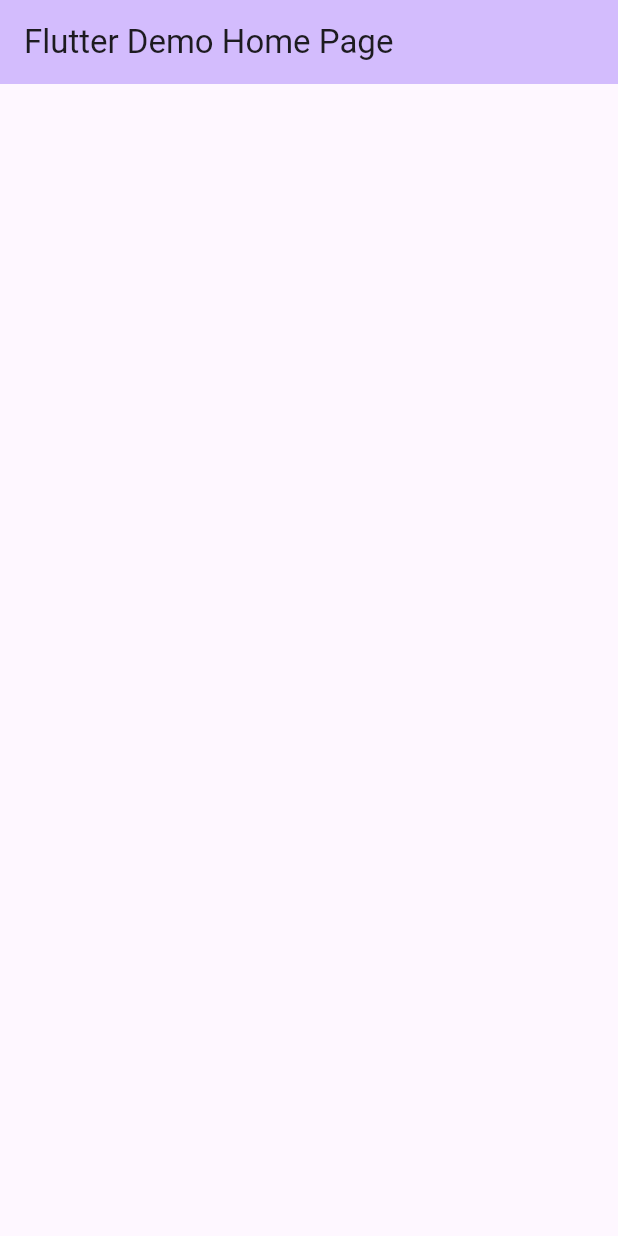
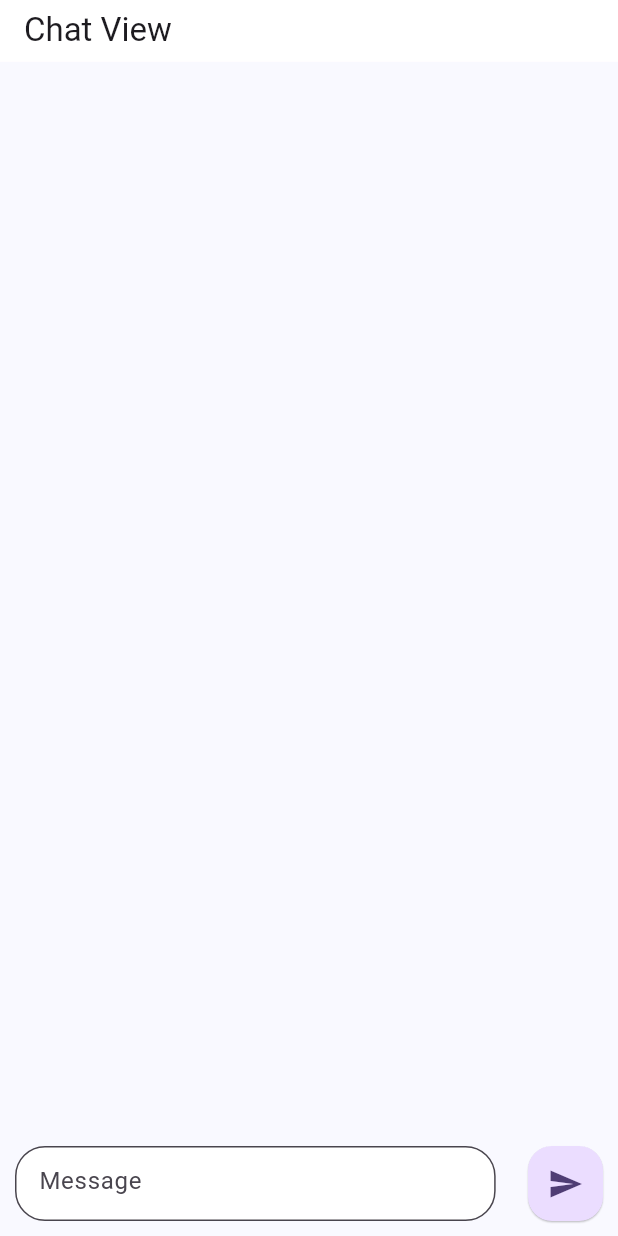
Before and after one commit to dhranny/skulchat-flutter, a Flutter app: the screen it shows after launch, on a phone screen of 412 x 824 dp. Run offline on Flutter 3.47's test engine with Material 2 defaults, Android fonts, the phone set to English and light mode, and no system bars.

Commit message:
Did state management part

```diff
--- /dev/null
+++ b/lib/blocs/chatBloc.dart
@@ -0,0 +1,19 @@
+import 'package:flutter/material.dart';
+import '../models/messageModel.dart';
+
+class MessageManager extends ChangeNotifier{
+  static final messMngr = MessageManager._internal();
+  MessageManager._internal();
+
+  factory MessageManager(){
+    return messMngr;
+  }
+  var messageList = <MessModel>[];
+
+  int get messageCount => messageList.length;
+
+  void addMessage(){
+    messageList.add(new MessModel('message', false));
+    notifyListeners();
+  }
+}
--- a/lib/main.dart
+++ b/lib/main.dart
@@ -1,4 +1,6 @@
+import 'package:chat_rept/blocs/chatBloc.dart';
 import 'package:flutter/material.dart';
+import 'package:provider/provider.dart';
 
 void main() {
   runApp(const MyApp());
@@ -14,8 +16,9 @@ class MyApp extends StatelessWidget {
       theme: ThemeData(
         colorScheme: ColorScheme.fromSeed(seedColor: Colors.deepPurple),
         useMaterial3: true,
+
       ),
-      home: const MyHomePage(title: 'Flutter Demo Home Page'),
+      home: const MyHomePage(title: 'Chat View'),
     );
   }
 }
@@ -30,14 +33,105 @@ class MyHomePage extends StatefulWidget {
 }
 
 class _MyHomePageState extends State<MyHomePage> {
+  final MessageManager model = MessageManager();
   @override
   Widget build(BuildContext context) {
     return Scaffold(
-      appBar: AppBar(
-        backgroundColor: Theme.of(context).colorScheme.inversePrimary,
-        title: Text(widget.title),
+      appBar: PreferredSize(
+        preferredSize: Size.fromHeight(MediaQuery.of(context).size.height * 0.5/10),
+        child: AppBar(
+          backgroundColor: Colors.white,
+          title: Text(widget.title),
+        ),
       ),
-      body: Container()
+      body: Container(
+        decoration: BoxDecoration(
+          color: Color(0xFFF9F9FF)
+
+        ),
+        width: MediaQuery.of(context).size.width,
+        height: MediaQuery.of(context).size.height,
+        child: Column(
+          children: [
+            Expanded(
+                child: Container(
+                  child: ChangeNotifierProvider(
+                    create: (_) => MessageManager(),
+                      child: Consumer<MessageManager>(
+                        builder: (context, model, child) => ListView.separated(
+                          separatorBuilder: (context, index) => SizedBox(height: 10,),
+                            itemBuilder: (BuildContext context, int index) {
+                              var message = model.messageList.elementAt(index);
+                              if(message.isSelf){
+                                return Container(
+                                  width: MediaQuery.of(context).size.width * 2/3,
+                                  alignment: Alignment.centerLeft,
+                                  decoration: BoxDecoration(
+                                      color: Colors.greenAccent
+                                  ),
+                                  child: ListTile(
+                                    leading: Icon(Icons.face),
+
+                                    title: Text('The begining of chaos'),
+                                  ),
+                                );
+                              }
+                              return Padding(
+                                  padding: EdgeInsets.only(right: MediaQuery.of(context).size.height * 0.5/7),
+                                child: Container(
+                                  width: MediaQuery.of(context).size.width * 2/3,
+                                  alignment: Alignment.centerRight,
+                                  constraints: BoxConstraints(
+                                      maxWidth: 700
+                                  ),
+                                  decoration: BoxDecoration(
+                                      color: Colors.yellow
+                                  ),
+                                  child: ListTile(
+                                    leading: Icon(Icons.face),
+                                    title: Text('The begining of chaos'),
+                                  ),
+                                ),
+                              );
+                            },
+                            itemCount: model.messageCount
+                        ),
+                      ),
+                    )
+                )),
+            Container(
+              padding: EdgeInsets.only(left: 10, right: 10, bottom: 10),
+              height: 60,
+              child: Row(
+                mainAxisAlignment: MainAxisAlignment.spaceBetween,
+                children: [
+                  SizedBox(
+                    width: MediaQuery.of(context).size.width * 7/9,
+                    child: TextField(
+                      decoration: InputDecoration(
+                        border: OutlineInputBorder(borderRadius: BorderRadius.all(Radius.circular(20))),
+                        hintText: 'Message',
+                        filled: true,
+                        fillColor: Colors.white
+                      )
+                    )
+                  ),
+
+                  SizedBox(
+                    height: 60,
+                    width: 50,
+                    child: FloatingActionButton(
+                      onPressed: () => {model.addMessage()},
+                      child: Icon(Icons.send),
+                      elevation: 0.5,
+                    ),
+                  )
+                ]
+              ),
+            )
+          ]
+        ),
+      )
     );
   }
 }
--- /dev/null
+++ b/lib/models/messageModel.dart
@@ -0,0 +1,8 @@
+class MessModel{
+
+  final String message;
+  final bool isSelf;
+
+  MessModel(this.message, this.isSelf);
+
+}
--- a/pubspec.yaml
+++ b/pubspec.yaml
@@ -35,6 +35,7 @@ dependencies:
   # The following adds the Cupertino Icons font to your application.
   # Use with the CupertinoIcons class for iOS style icons.
   cupertino_icons: ^1.0.2
+  provider: ^6.1.1
 
 dev_dependencies:
   flutter_test:
@@ -59,9 +60,8 @@ flutter:
   uses-material-design: true
 
   # To add assets to your application, add an assets section, like this:
-  # assets:
-  #   - images/a_dot_burr.jpeg
-  #   - images/a_dot_ham.jpeg
+  assets:
+     - images/chatBg.jpg
 
   # An image asset can refer to one or more resolution-specific "variants", see
   # https://flutter.dev/assets-and-images/#resolution-aware
```
Also changed, not shown: images/chatBg.jpg (added), pubspec.lock.
